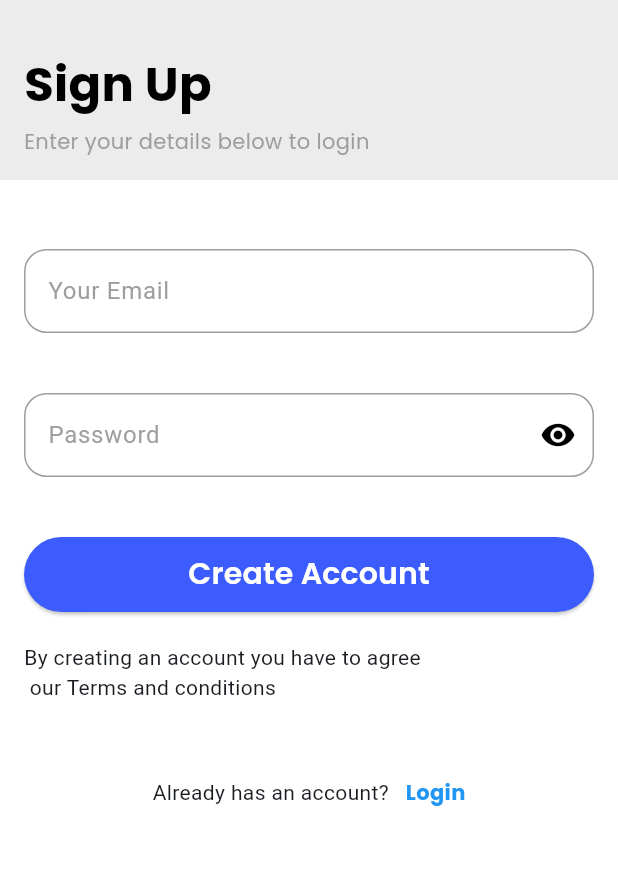
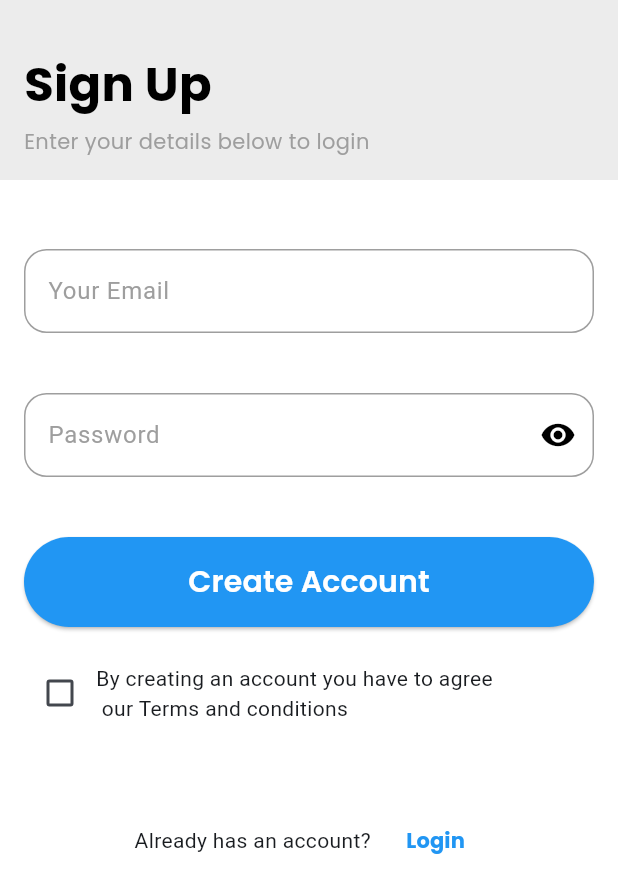
Before and after one commit to venbrinoDev/daniel_skill_harvest_app, a Flutter app: the SignUp screen opened directly, on a phone screen of 412 x 824 dp. Shown: the top 893 px of the screen. Run offline on Flutter 3.47's test engine with Material 3 defaults, Android fonts, the phone set to English and light mode, and no system bars; our stand-ins replace animated_text_kit, flutter_svg, gap.

Commit message:
corrected login

```diff
--- a/lib/signup_page.dart
+++ b/lib/signup_page.dart
@@ -1,14 +1,20 @@
-
 import 'package:flutter/material.dart';
+import 'package:flutter/widgets.dart';
 import 'package:gap/gap.dart';
 import 'package:skill_harvest_app/Login_page.dart';
 import 'package:skill_harvest_app/constant.dart';
 import 'package:skill_harvest_app/enter_details_widget.dart';
 import 'package:skill_harvest_app/text_field.dart';
 
+class SignUp extends StatefulWidget {
+  const SignUp({super.key});
 
-class SignUp extends StatelessWidget {
-  const SignUp({super.key});
+  @override
+  State<SignUp> createState() => _SignUpState();
+}
+
+class _SignUpState extends State<SignUp> {
+  bool isChecked = false;
   @override
   Widget build(BuildContext context) {
     return Scaffold(
@@ -29,53 +35,70 @@ class SignUp extends StatelessWidget {
                       color: Colors.black,
                       fontWeight: FontWeight.bold)),
               Gap(5),
-              EnterDetailsText()],),),
-        backgroundColor: Colors.grey.withOpacity(0.2),),
-      body: const Padding(
-        padding: EdgeInsets.all(16),
+              EnterDetailsText()
+            ],
+          ),
+        ),
+        backgroundColor: Colors.grey.withOpacity(0.2),
+      ),
+      body: Padding(
+          padding: const EdgeInsets.all(16),
           child: Column(
             mainAxisAlignment: MainAxisAlignment.start,
             crossAxisAlignment: CrossAxisAlignment.center,
             children: [
-            Gap(30),
-            EmailTextFild(),
-            Gap(40),
-            PasswordTextField(),
-            Gap(40),
-            CreateAccount(),
-            Gap(20),
-            Column(
+              const Gap(30),
+              const EmailTextFild(),
+              const Gap(40),
+              const PasswordTextField(),
+              const Gap(40),
+              const CreateAccount(),
+              const Gap(20),
+              Column(children: [
+                Row(
+                  mainAxisAlignment: MainAxisAlignment.start,
                   children: [
-                Row(mainAxisAlignment: MainAxisAlignment.start,
-
-                   children: [
-                    Text("By creating an account you have to agree\n our Terms and conditions"),
+                    Checkbox(
+                      activeColor: Colors.blue,
+                      value: isChecked,
+                      onChanged: (value) {
+                        setState(() {
+                          isChecked = !isChecked;
+                        });
+                      },
+                    ),
+                    const Text("By creating an account you have to agree\n our Terms and conditions"),
                   ],
                 ),
-                Gap(50),
+                const Gap(50),
                 Row(
                     mainAxisAlignment: MainAxisAlignment.center,
                     crossAxisAlignment: CrossAxisAlignment.center,
                     children: [
-                  Text('Already has an account?   ' ),
+                      const Text('Already has an account?   '),
                       Align(
                         alignment: Alignment.centerRight,
-                    // child: TextButton(onPressed: () {
-                    //   Navigator.of(context).pushReplacement(MaterialPageRoute(builder: (contest) => const Login(),));
-                    //  },
-                    child: Text('Login',style: TextStyle(color: Colors.blue,
-                    fontFamily: AppConstant.fontName,fontWeight: FontWeight.bold),),),]
+                        child: TextButton(
+                          child: const Text(
+                            'Login',
+                            style: TextStyle(
+                              color: Colors.blue,
+                              fontFamily: AppConstant.fontName,
+                              fontWeight: FontWeight.bold,
                             ),
-
-                ]
-
-                  )
+                          ),
+                          onPressed: () {
+                            Navigator.of(context).pushReplacement(MaterialPageRoute(
+                              builder: (contest) => const Login(),
+                            ));
+                          },
+                        ),
+                      ),
+                    ]),
+              ])
             ],
-              )
-            ),
-
+          )),
     );
-
   }
 }
 
@@ -92,21 +115,15 @@ class _CreateAccountState extends State<CreateAccount> {
   @override
   Widget build(BuildContext context) {
     return ElevatedButton(
-      onPressed: (){
-        Navigator.of(context).pushReplacement(MaterialPageRoute(builder:(context) => const Login(),));
+      onPressed: () {
+        Navigator.of(context).pushReplacement(MaterialPageRoute(
+          builder: (context) => const Login(),
+        ));
       },
-      style: ButtonStyle(
-        backgroundColor: ButtonStyleButton.allOrNull<Color>(const Color(0xFF3D5CFF)),
-        fixedSize: ButtonStyleButton.allOrNull<Size>(Size(MediaQuery.of(context).size.width, 50))
-      ),
-    child:
-     const Text('Create Account',
+      style: ElevatedButton.styleFrom(fixedSize: const Size(400, 60), backgroundColor: Colors.blue),
+      child: const Text('Create Account',
           style: TextStyle(
-          fontFamily: AppConstant.fontName,
-          fontSize: 20,
-          color: Colors.white,
-          fontWeight: FontWeight.w600)
-          ),
-
-          );}
+              fontFamily: AppConstant.fontName, fontSize: 20, color: Colors.white, fontWeight: FontWeight.w600)),
+    );
   }
+}
```
Also changed, not shown: lib/Login_page.dart (+5 -11 lines), lib/onboarding.dart (+31 -31 lines), lib/splash_screen.dart (+1 -6 lines). Lines whose indentation alone changed are shown as unchanged.
